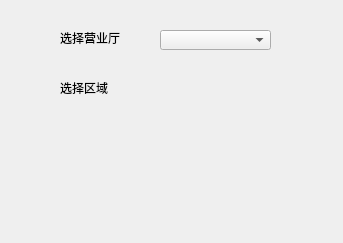
The window that deskchoice.ui (freedomgll/DeskCallQt) describes before a commit, drawn with Qt 5.
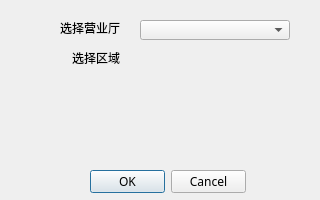
The same window after the commit.

```diff
--- a/deskchoice.ui
+++ b/deskchoice.ui
@@ -6,8 +6,8 @@
    <rect>
     <x>0</x>
     <y>0</y>
-    <width>343</width>
-    <height>243</height>
+    <width>320</width>
+    <height>200</height>
    </rect>
   </property>
   <property name="font">
@@ -22,7 +22,7 @@
    <property name="geometry">
     <rect>
      <x>60</x>
-     <y>30</y>
+     <y>20</y>
      <width>60</width>
      <height>16</height>
     </rect>
@@ -40,8 +40,8 @@
   <widget class="QLabel" name="label_2">
    <property name="geometry">
     <rect>
-     <x>60</x>
-     <y>80</y>
+     <x>72</x>
+     <y>50</y>
      <width>48</width>
      <height>16</height>
     </rect>
@@ -59,9 +59,9 @@
   <widget class="QComboBox" name="comboBoxArea">
    <property name="geometry">
     <rect>
-     <x>160</x>
-     <y>30</y>
-     <width>111</width>
+     <x>140</x>
+     <y>20</y>
+     <width>150</width>
      <height>20</height>
     </rect>
    </property>
@@ -72,6 +72,30 @@
     </font>
    </property>
   </widget>
+  <widget class="QDialogButtonBox" name="buttonBox">
+   <property name="geometry">
+    <rect>
+     <x>90</x>
+     <y>170</y>
+     <width>156</width>
+     <height>23</height>
+    </rect>
+   </property>
+   <property name="font">
+    <font>
+     <family>新宋体</family>
+     <pointsize>9</pointsize>
+     <weight>50</weight>
+     <bold>false</bold>
+    </font>
+   </property>
+   <property name="locale">
+    <locale language="Chinese" country="China"/>
+   </property>
+   <property name="standardButtons">
+    <set>QDialogButtonBox::Cancel|QDialogButtonBox::Ok</set>
+   </property>
+  </widget>
  </widget>
  <layoutdefault spacing="6" margin="11"/>
  <resources/>
```
Left out of the diff: 35 changed lines with no effect on the pictures.
